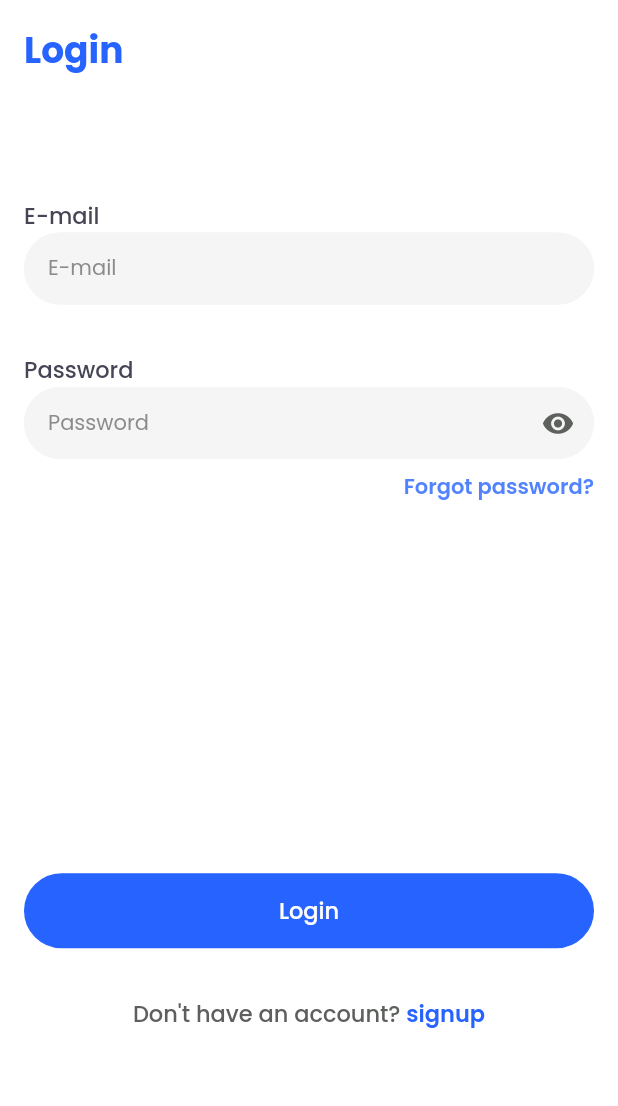
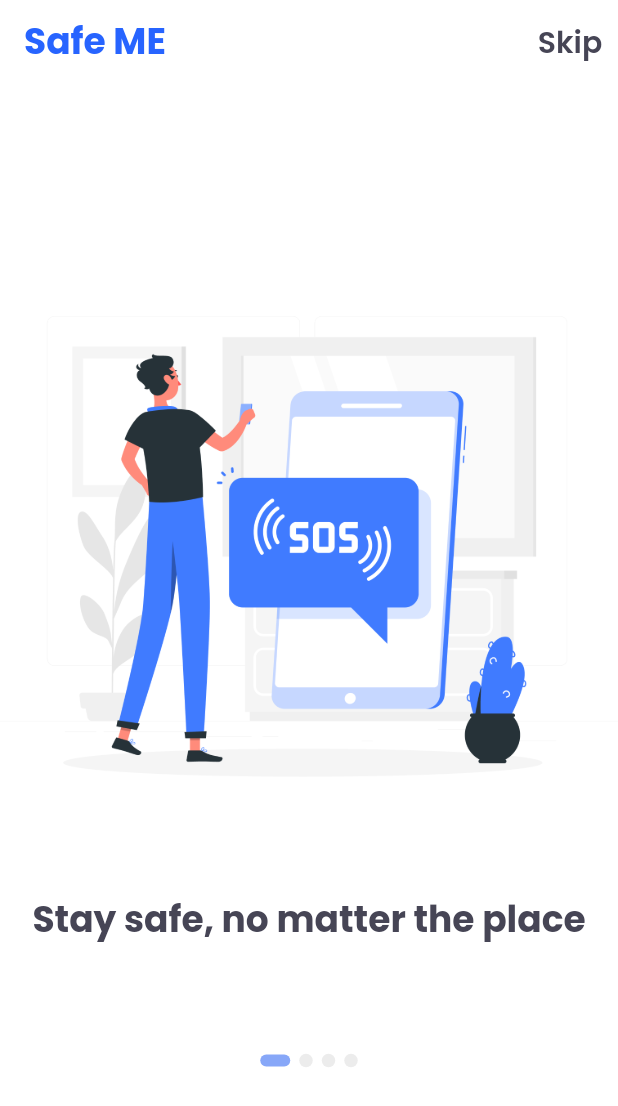
Before and after one commit to loredanagostian/SafeME, a Flutter app: the screen it shows after launch, on a phone screen of 412 x 824 dp. Shown: the top 1106 px of the screen. Run offline on Flutter 3.47's test engine with Material 3 defaults, Android fonts, the phone set to English and light mode, and no system bars; drawn by our look-alikes of carousel_slider, dots_indicator; our stand-ins replace cloud_firestore, firebase_auth, firebase_core, firebase_messaging, firebase_storage, flutter_riverpod and 8 more; missing offline and left inert: flutter_polyline_points; accounts and stored records are empty.

Commit message:
added onboarding screen

```diff
--- a/lib/constants/paths.dart
+++ b/lib/constants/paths.dart
@@ -3,4 +3,11 @@ class AppPaths {
       'lib/assets/images/default_account.png';
   static final String customAppMarker = 'lib/assets/images/safeME-pin2.png';
   static final String appLogo = 'lib/assets/images/safeME.png';
+  static final String onboardingSOS = 'lib/assets/images/onboarding/sos.png';
+  static final String onboardingTrack =
+      'lib/assets/images/onboarding/tracking.png';
+  static final String onboardingNavigate =
+      'lib/assets/images/onboarding/navigating.png';
+  static final String onboardingChat =
+      'lib/assets/images/onboarding/chatting.png';
 }
--- a/lib/constants/strings.dart
+++ b/lib/constants/strings.dart
@@ -125,4 +125,13 @@ class AppStrings {
   static const String invalidCode = "Invalid code";
   static const String typeAMessageHint = "Type a message";
   static const String ok = "Ok";
+  static const String skip = "Skip";
+  static const String onboardingSOS = "Stay safe, no matter the place";
+  static const String onboardingTrack = "Make sure your friends are safe too";
+  static const String onboardingNavigate = "Go to the safest place around you";
+  static const String onboardingChat =
+      "Let your friends know you are there for them";
+  static const String begin = "Begin";
+  static const String finish = "Finish";
+  static const String hasOpenedAppForFirstTime = "hasOpenedAppForFirstTime";
 }
--- a/lib/main.dart
+++ b/lib/main.dart
@@ -7,12 +7,21 @@ import 'package:safe_me/constants/strings.dart';
 import 'package:safe_me/managers/notification_manager.dart';
 import 'package:safe_me/screens/onboarding_screens/login_screen.dart';
 import 'package:safe_me/screens/main_screens/main_screen.dart';
+import 'package:safe_me/screens/onboarding_screens/onboarding_screen.dart';
+import 'package:shared_preferences/shared_preferences.dart';
+
+bool hasOpenedAppForFirstTime = true;
 
 Future<void> main() async {
   WidgetsFlutterBinding.ensureInitialized();
   await Firebase.initializeApp();
   await NotificationManager.initNotifications();
   await NotificationManager.getToken();
+
+  SharedPreferences prefs = await SharedPreferences.getInstance();
+  hasOpenedAppForFirstTime =
+      await prefs.getBool(AppStrings.hasOpenedAppForFirstTime) ?? true;
+  await prefs.setBool(AppStrings.hasOpenedAppForFirstTime, true);
 
   runApp(ProviderScope(child: MyApp()));
 }
@@ -33,7 +42,9 @@ class MyApp extends StatelessWidget {
       home: FirebaseAuth.instance.currentUser != null &&
               FirebaseAuth.instance.currentUser!.phoneNumber != null
           ? const MainScreen()
-          : const LoginScreen(),
+          : hasOpenedAppForFirstTime
+              ? const OnboardingScreen()
+              : const LoginScreen(),
     );
   }
 }
--- /dev/null
+++ b/lib/screens/onboarding_screens/onboarding_screen.dart
@@ -0,0 +1,156 @@
+import 'package:carousel_slider/carousel_slider.dart';
+import 'package:flutter/material.dart';
+import 'package:safe_me/constants/colors.dart';
+import 'package:safe_me/constants/paths.dart';
+import 'package:safe_me/constants/sizes.dart';
+import 'package:safe_me/constants/strings.dart';
+import 'package:safe_me/constants/styles.dart';
+import 'package:dots_indicator/dots_indicator.dart';
+import 'package:safe_me/screens/onboarding_screens/login_screen.dart';
+import 'package:safe_me/widgets/custom_button.dart';
+import 'package:shared_preferences/shared_preferences.dart';
+
+class OnboardingScreen extends StatefulWidget {
+  final bool isOnboarding;
+  const OnboardingScreen({super.key, this.isOnboarding = true});
+
+  @override
+  State<OnboardingScreen> createState() => _OnboardingScreenState();
+}
+
+class _OnboardingScreenState extends State<OnboardingScreen> {
+  final List<Widget> items = [
+    Image.asset(
+      AppPaths.onboardingSOS,
+      fit: BoxFit.contain,
+    ),
+    Image.asset(
+      AppPaths.onboardingTrack,
+      fit: BoxFit.contain,
+    ),
+    Image.asset(
+      AppPaths.onboardingNavigate,
+      fit: BoxFit.contain,
+    ),
+    Image.asset(
+      AppPaths.onboardingChat,
+      fit: BoxFit.contain,
+    )
+  ];
+  final List<String> itemsStrings = [
+    AppStrings.onboardingSOS,
+    AppStrings.onboardingTrack,
+    AppStrings.onboardingNavigate,
+    AppStrings.onboardingChat
+  ];
+  final CarouselController carouselController = CarouselController();
+
+  int currentIndex = 0;
+
+  Widget buildStyledText(String text) {
+    return Text(
+      text,
+      style: AppStyles.titleStyle.copyWith(color: AppColors.mainDarkGray),
+      textAlign: TextAlign.center,
+    );
+  }
+
+  @override
+  Widget build(BuildContext context) {
+    return Scaffold(
+      appBar: AppBar(
+        backgroundColor: AppColors.white,
+        elevation: 0,
+        title: const Text(
+          AppStrings.appTitle,
+          style: AppStyles.titleStyle,
+        ),
+        actions: [
+          Visibility(
+            visible: currentIndex != 3,
+            child: TextButton(
+                onPressed: () => carouselController.animateToPage(3),
+                child: Text(
+                  AppStrings.skip,
+                  style: AppStyles.sectionTitleStyle.copyWith(fontSize: 20),
+                )),
+          )
+        ],
+      ),
+      body: Column(
+        crossAxisAlignment: CrossAxisAlignment.center,
+        mainAxisAlignment: MainAxisAlignment.center,
+        children: [
+          CarouselSlider(
+            carouselController: carouselController,
+            options: CarouselOptions(
+              autoPlay: false,
+              enlargeCenterPage: false,
+              enableInfiniteScroll: false,
+              viewportFraction: 1.0,
+              aspectRatio: 1 / 1,
+              onPageChanged: (index, reason) {
+                setState(() {
+                  currentIndex = index;
+                });
+              },
+            ),
+            items: items,
+          ),
+          Padding(
+            padding:
+                const EdgeInsets.symmetric(horizontal: AppSizes.mediumDistance),
+            child: IndexedStack(
+              index: currentIndex,
+              alignment: AlignmentDirectional.center,
+              children: itemsStrings
+                  .map((element) => buildStyledText(element))
+                  .toList(),
+            ),
+          ),
+          const SizedBox(height: AppSizes.buttonHeight),
+          DotsIndicator(
+            dotsCount: items.length,
+            position: currentIndex,
+            decorator: DotsDecorator(
+              activeColor: AppColors.lightBlue,
+              activeShape: RoundedRectangleBorder(
+                borderRadius: BorderRadius.circular(AppSizes.smallDistance),
+              ),
+              activeSize:
+                  const Size(AppSizes.marginSize, AppSizes.smallDistance),
+              color: AppColors.lightGray,
+              spacing: EdgeInsets.all(3),
+            ),
+          ),
+          Visibility(
+              visible: currentIndex == 3,
+              child: Column(
+                children: [
+                  const SizedBox(height: AppSizes.buttonHeight),
+                  Padding(
+                    padding: const EdgeInsets.only(
+                        left: AppSizes.smallDistance,
+                        right: AppSizes.smallDistance,
+                        bottom: AppSizes.mediumDistance),
+                    child: CustomButton(
+                        buttonColor: AppColors.mainBlue,
+                        buttonText: widget.isOnboarding
+                            ? AppStrings.begin
+                            : AppStrings.finish,
+                        onTap: () async {
+                          SharedPreferences prefs =
+                              await SharedPreferences.getInstance();
+                          await prefs.setBool(
+                              AppStrings.hasOpenedAppForFirstTime, false);
+                          Navigator.of(context).push(MaterialPageRoute(
+                              builder: (context) => LoginScreen()));
+                        }),
+                  )
+                ],
+              ))
+        ],
+      ),
+    );
+  }
+}
--- a/pubspec.yaml
+++ b/pubspec.yaml
@@ -16,7 +16,7 @@ publish_to: 'none' # Remove this line if you wish to publish to pub.dev
 # https://developer.apple.com/library/archive/documentation/General/Reference/InfoPlistKeyReference/Articles/CoreFoundationKeys.html
 # In Windows, build-name is used as the major, minor, and patch parts
 # of the product and file versions while build-number is used as the build suffix.
-version: 1.0.0+1
+version: 1.0.0+3
 
 environment:
   sdk: '>=3.1.4 <4.0.0'
@@ -57,6 +57,8 @@ dependencies:
   permission_handler: ^11.3.1
   geocoding: ^3.0.0
   firebase_storage: ^11.7.6
+  carousel_slider: ^4.2.1
+  dots_indicator: ^3.0.0
 
 dev_dependencies:
   flutter_test:
@@ -90,6 +92,7 @@ flutter:
   assets:
     - lib/assets/fonts/
     - lib/assets/images/
+    - lib/assets/images/onboarding/
 
   # An image asset can refer to one or more resolution-specific "variants", see
   # https://flutter.dev/assets-and-images/#resolution-aware
```
Also changed, not shown: lib/assets/images/onboarding/chatting.png (added), lib/assets/images/onboarding/navigating.png (added), lib/assets/images/onboarding/sos.png (added), lib/assets/images/onboarding/tracking.png (added).
